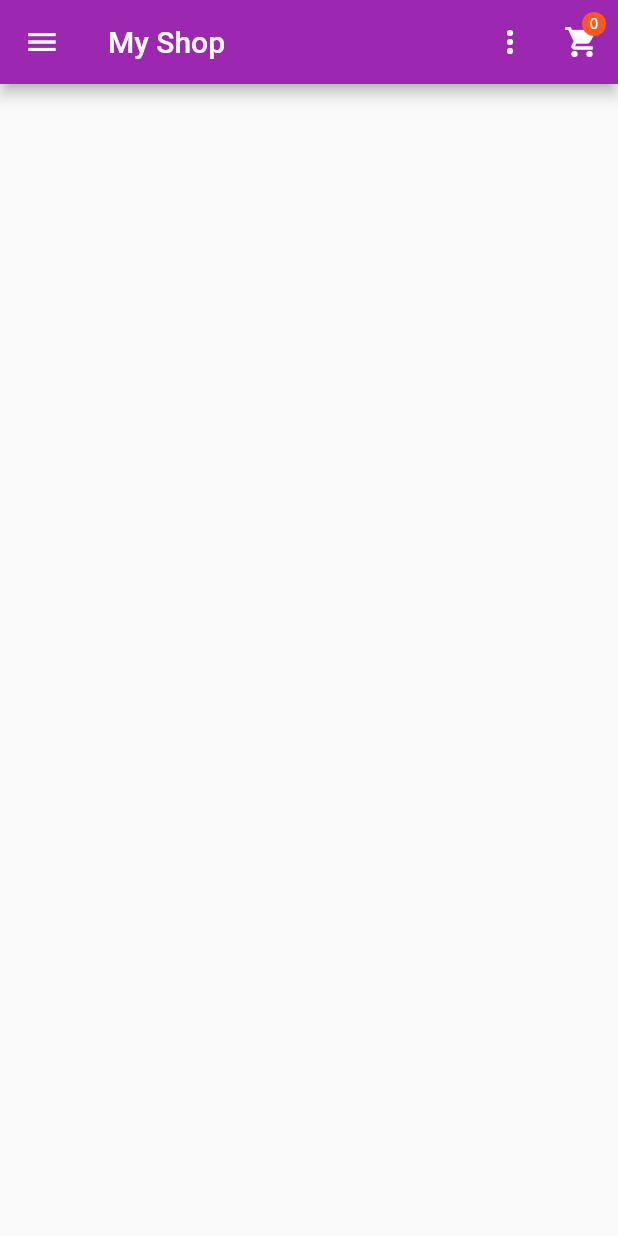
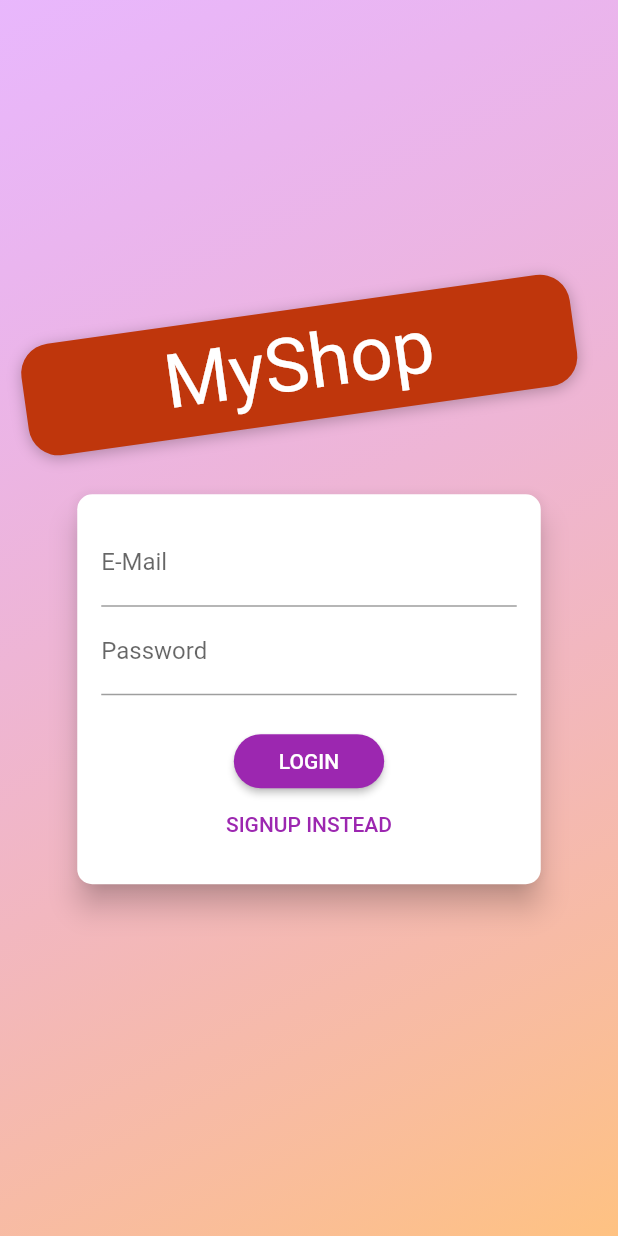
Before and after one commit to ranjith-jagadees/shopapp, a Flutter app: the screen it shows after launch, on a phone screen of 412 x 824 dp. Run offline on Flutter 3.47's test engine with Material 2 defaults, Android fonts, the phone set to English and light mode, and no system bars; our stand-ins replace google_fonts; Roboto replaces fonts that are missing (Anton, TextStyle).

Commit message:
Login Method Added

```diff
--- a/lib/main.dart
+++ b/lib/main.dart
@@ -10,6 +10,8 @@ import './provider/order.dart';
 import './screens/orders_screen.dart';
 import './screens/user_products_screen.dart';
 import './screens/edit_product_screen.dart';
+import './screens/auth_screen.dart';
+import './provider/auth.dart';
 
 void main() {
   runApp(MyApp());
@@ -22,6 +24,9 @@ class MyApp extends StatelessWidget {
     return MultiProvider(
       providers: [
         ChangeNotifierProvider.value(
+          value: Auth(),
+        ),
+        ChangeNotifierProvider.value(
           value: Products(),
         ),
         ChangeNotifierProvider.value(
@@ -29,21 +34,24 @@ class MyApp extends StatelessWidget {
         ),
         ChangeNotifierProvider.value(value: Order())
       ],
-      child: MaterialApp(
+      child: Consumer<Auth>(
+        builder: (ctx, authData, child) =>
+          MaterialApp(
             debugShowCheckedModeBanner: false,
             title: 'Flutter Demo',
             theme: ThemeData(
                 primarySwatch: Colors.purple,
                 accentColor: Colors.deepOrange,
                 fontFamily: GoogleFonts.lato().toString()),
-        home: ProductsOverview(),
+            home: authData.isAuth ? ProductsOverview(): AuthScreen(),
             routes: {
               ProductDetailScreen.routeName: (ctx) => ProductDetailScreen(),
               CartSCreen.routeName: (ctx) => CartSCreen(),
               OrdersScreen.routeName: (ctx) => OrdersScreen(),
-          UserProductsScreen.routeName:(ctx)=>UserProductsScreen(),
-          EditProductScreen.routeName:(ctx)=>EditProductScreen()
+              UserProductsScreen.routeName: (ctx) => UserProductsScreen(),
+              EditProductScreen.routeName: (ctx) => EditProductScreen()
             },
+          )
       ),
     );
   }
--- /dev/null
+++ b/lib/provider/auth.dart
@@ -0,0 +1,74 @@
+import 'dart:convert';
+import 'package:flutter/widgets.dart';
+import 'package:http/http.dart' as http;
+import '../models/httpexception.dart';
+
+class Auth with ChangeNotifier {
+  String _token;
+  DateTime _expiryDate;
+  String _userId;
+
+  bool get isAuth {
+    print('isAuth triggered');
+    bool auth =  token != null;
+    print(auth);
+    return auth;
+  }
+
+  String get token {
+    if (_expiryDate != null &&
+        _expiryDate.isAfter(DateTime.now()) &&
+        _token != null) {
+      return _token;
+    }
+    return null;
+  }
+
+  Future<void> authenticate(
+      String email, String password, String authUrl) async {
+    final url =
+        'https://identitytoolkit.googleapis.com/v1/accounts:$authUrl?key=AIzaSyCfAbTg3McFXzizdJRSTUrJNbpLPPbs8FE';
+    print(email);
+    try {
+      final response = await http.post(url,
+          body: json.encode({
+            'email': '$email',
+            'password': password,
+            'returnSecureToken': true
+          }));
+      print(json.decode(response.body));
+      // if (json.decode(response.body)['error'] >= 400) {
+      //   throw HttpException('SignUp or SignIn error');
+      // }
+      _token = 'token generated';
+      _userId = 'ranjith Jagadees';
+      _expiryDate = DateTime.now().add(Duration(seconds: 500000));
+      print('notifyListeners triggered');
+      notifyListeners();
+      print(json.decode(response.body));
+      return json.decode(response.body);
+    } catch (err) {
+      throw err;
+    }
+  }
+
+  Future<void> signup(String email, String password) async {
+    // const url =
+    //     'https://identitytoolkit.googleapis.com/v1/accounts:signUp?key=AIzaSyCfAbTg3McFXzizdJRSTUrJNbpLPPbs8FE';
+    // final response = await http.post(url,
+    //     body: json.encode(
+    //         {'email': email, 'password': password, 'returnSecureToken': true}));
+    // print(json.decode(response.body));
+    return authenticate(email, password, 'signUp');
+  }
+
+  Future<void> signin(String email, String password) async {
+    // const url =
+    //     'https://identitytoolkit.googleapis.com/v1/accounts:signInWithPassword?key=AIzaSyCfAbTg3McFXzizdJRSTUrJNbpLPPbs8FE';
+    // final response = await http.post(url,
+    //     body: json.encode(
+    //         {'email': email, 'password': password, 'returnSecureToken': true}));
+    // print(json.decode(response.body));
+    return authenticate(email, password, 'signInWithPassword');
+  }
+}
--- /dev/null
+++ b/lib/screens/auth_screen.dart
@@ -0,0 +1,261 @@
+import 'dart:math';
+
+import 'package:flutter/material.dart';
+import 'package:provider/provider.dart';
+import '../models/httpexception.dart';
+import '../provider/auth.dart';
+
+enum AuthMode { Signup, Login }
+
+class AuthScreen extends StatelessWidget {
+  static const routeName = '/auth';
+
+  @override
+  Widget build(BuildContext context) {
+    final deviceSize = MediaQuery.of(context).size;
+    // final transformConfig = Matrix4.rotationZ(-8 * pi / 180);
+    // transformConfig.translate(-10.0);
+    return Scaffold(
+      // resizeToAvoidBottomInset: false,
+      body: Stack(
+        children: <Widget>[
+          Container(
+            decoration: BoxDecoration(
+              gradient: LinearGradient(
+                colors: [
+                  Color.fromRGBO(215, 117, 255, 1).withOpacity(0.5),
+                  Color.fromRGBO(255, 188, 117, 1).withOpacity(0.9),
+                ],
+                begin: Alignment.topLeft,
+                end: Alignment.bottomRight,
+                stops: [0, 1],
+              ),
+            ),
+          ),
+          SingleChildScrollView(
+            child: Container(
+              height: deviceSize.height,
+              width: deviceSize.width,
+              child: Column(
+                mainAxisAlignment: MainAxisAlignment.center,
+                crossAxisAlignment: CrossAxisAlignment.center,
+                children: <Widget>[
+                  Flexible(
+                    child: Container(
+                      margin: EdgeInsets.only(bottom: 20.0),
+                      padding:
+                          EdgeInsets.symmetric(vertical: 8.0, horizontal: 94.0),
+                      transform: Matrix4.rotationZ(-8 * pi / 180)
+                        ..translate(-10.0),
+                      // ..translate(-10.0),
+                      decoration: BoxDecoration(
+                        borderRadius: BorderRadius.circular(20),
+                        color: Colors.deepOrange.shade900,
+                        boxShadow: [
+                          BoxShadow(
+                            blurRadius: 8,
+                            color: Colors.black26,
+                            offset: Offset(0, 2),
+                          )
+                        ],
+                      ),
+                      child: Text(
+                        'MyShop',
+                        style: TextStyle(
+                          color: Theme.of(context).accentTextTheme.title.color,
+                          fontSize: 50,
+                          fontFamily: 'Anton',
+                          fontWeight: FontWeight.normal,
+                        ),
+                      ),
+                    ),
+                  ),
+                  Flexible(
+                    flex: deviceSize.width > 600 ? 2 : 1,
+                    child: AuthCard(),
+                  ),
+                ],
+              ),
+            ),
+          ),
+        ],
+      ),
+    );
+  }
+}
+
+class AuthCard extends StatefulWidget {
+  const AuthCard({
+    Key key,
+  }) : super(key: key);
+
+  @override
+  _AuthCardState createState() => _AuthCardState();
+}
+
+class _AuthCardState extends State<AuthCard> {
+  final GlobalKey<FormState> _formKey = GlobalKey();
+  AuthMode _authMode = AuthMode.Login;
+  Map<String, String> _authData = {
+    'email': '',
+    'password': '',
+  };
+  var _isLoading = false;
+  final _passwordController = TextEditingController();
+
+  void showErrorDialog(String message) {
+    showDialog(
+        context: context,
+        builder: (ctx) => AlertDialog(
+              title: Text('Error Occured'),
+              content: Text(message),
+              actions: <Widget>[
+                FlatButton(
+                  child: Text('Okay'),
+                  onPressed: () {
+                    Navigator.of(ctx).pop();
+                  },
+                )
+              ],
+            ));
+  }
+
+  Future<void> _submit() async {
+    if (!_formKey.currentState.validate()) {
+      // Invalid!
+      return;
+    }
+    _formKey.currentState.save();
+    setState(() {
+      _isLoading = true;
+    });
+    try {
+      if (_authMode == AuthMode.Login) {
+        await Provider.of<Auth>(context, listen: false)
+            .signin(_authData['email'], _authData['password']);
+      } else {
+        await Provider.of<Auth>(context, listen: false)
+            .signup(_authData['email'], _authData['password']);
+      }
+    } on HttpException catch (err) {
+      var errorMessage = 'Authentication Failed';
+      if (err.toString().contains('EMAIL_EXISTS')) {
+        errorMessage = 'This email id exists already';
+      }
+      showErrorDialog(errorMessage);
+    } catch (err) {
+      const errorMessage =
+          'Could not authenticate you. Please try again later';
+          showErrorDialog(errorMessage);
+    }
+    setState(() {
+      _isLoading = false;
+    });
+  }
+
+  void _switchAuthMode() {
+    if (_authMode == AuthMode.Login) {
+      setState(() {
+        _authMode = AuthMode.Signup;
+      });
+    } else {
+      setState(() {
+        _authMode = AuthMode.Login;
+      });
+    }
+  }
+
+  @override
+  Widget build(BuildContext context) {
+    final deviceSize = MediaQuery.of(context).size;
+    return Card(
+      shape: RoundedRectangleBorder(
+        borderRadius: BorderRadius.circular(10.0),
+      ),
+      elevation: 8.0,
+      child: Container(
+        height: _authMode == AuthMode.Signup ? 320 : 260,
+        constraints:
+            BoxConstraints(minHeight: _authMode == AuthMode.Signup ? 320 : 260),
+        width: deviceSize.width * 0.75,
+        padding: EdgeInsets.all(16.0),
+        child: Form(
+          key: _formKey,
+          child: SingleChildScrollView(
+            child: Column(
+              children: <Widget>[
+                TextFormField(
+                  decoration: InputDecoration(labelText: 'E-Mail'),
+                  keyboardType: TextInputType.emailAddress,
+                  validator: (value) {
+                    if (value.isEmpty || !value.contains('@')) {
+                      return 'Invalid email!';
+                    }
+                    return null;
+                  },
+                  onSaved: (value) {
+                    _authData['email'] = value;
+                  },
+                ),
+                TextFormField(
+                  decoration: InputDecoration(labelText: 'Password'),
+                  obscureText: true,
+                  controller: _passwordController,
+                  validator: (value) {
+                    if (value.isEmpty || value.length < 5) {
+                      return 'Password is too short!';
+                    }
+                    return null;
+                  },
+                  onSaved: (value) {
+                    _authData['password'] = value;
+                  },
+                ),
+                if (_authMode == AuthMode.Signup)
+                  TextFormField(
+                    enabled: _authMode == AuthMode.Signup,
+                    decoration: InputDecoration(labelText: 'Confirm Password'),
+                    obscureText: true,
+                    validator: _authMode == AuthMode.Signup
+                        ? (value) {
+                            if (value != _passwordController.text) {
+                              return 'Passwords do not match!';
+                            }
+                            return null;
+                          }
+                        : null,
+                  ),
+                SizedBox(
+                  height: 20,
+                ),
+                if (_isLoading)
+                  CircularProgressIndicator()
+                else
+                  RaisedButton(
+                    child:
+                        Text(_authMode == AuthMode.Login ? 'LOGIN' : 'SIGN UP'),
+                    onPressed: _submit,
+                    shape: RoundedRectangleBorder(
+                      borderRadius: BorderRadius.circular(30),
+                    ),
+                    padding:
+                        EdgeInsets.symmetric(horizontal: 30.0, vertical: 8.0),
+                    color: Theme.of(context).primaryColor,
+                    textColor: Theme.of(context).primaryTextTheme.button.color,
+                  ),
+                FlatButton(
+                  child: Text(
+                      '${_authMode == AuthMode.Login ? 'SIGNUP' : 'LOGIN'} INSTEAD'),
+                  onPressed: _switchAuthMode,
+                  padding: EdgeInsets.symmetric(horizontal: 30.0, vertical: 4),
+                  materialTapTargetSize: MaterialTapTargetSize.shrinkWrap,
+                  textColor: Theme.of(context).primaryColor,
+                ),
+              ],
+            ),
+          ),
+        ),
+      ),
+    );
+  }
+}
```
Also changed, not shown: lib/provider/product.dart (+19 -1 lines), lib/provider/products_provider.dart (+6 -2 lines), lib/screens/edit_product_screen.dart (+10 -1 lines), lib/screens/user_products_screen.dart (+18 -8 lines). Lines whose indentation alone changed are shown as unchanged.
